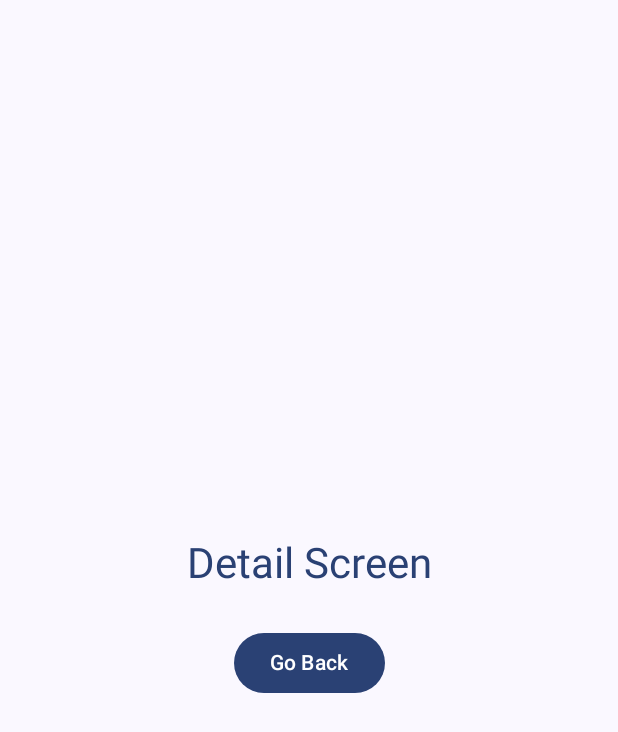
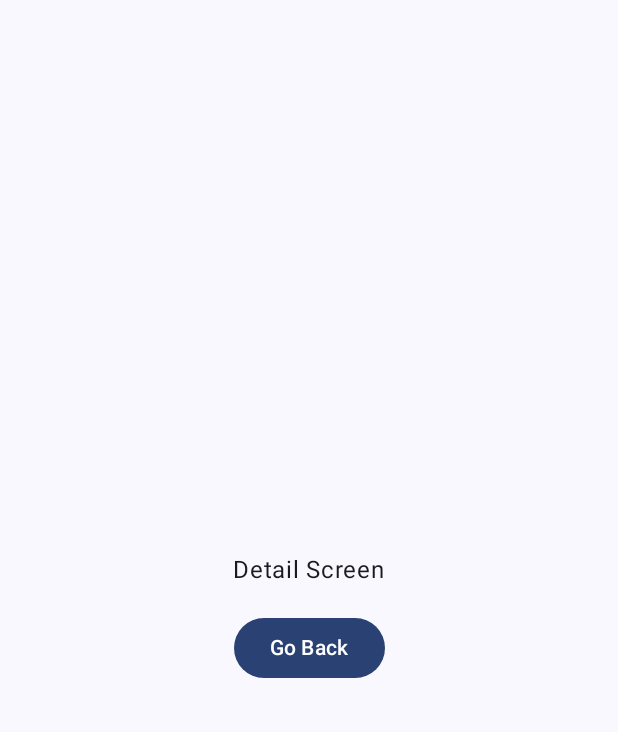
Before and after one commit to harunsy/BasicNavigation, an Android app built with Jetpack Compose: the ProfileScreen screen opened through its navigation route, after a tap on "Go to Detail", on a phone screen of 412 x 824 dp. Shown: the top 732 px of the screen. Run offline under Robolectric (Android 15) with nearby library versions, the phone set to English and light mode, and no system bars.

Commit message:
Upload BasicNavigation

```diff
--- a/app/src/main/java/com/example/basicnavigation/DetailScreen.kt
+++ b/app/src/main/java/com/example/basicnavigation/DetailScreen.kt
@@ -5,9 +5,7 @@ import androidx.compose.foundation.layout.Column
 import androidx.compose.foundation.layout.Spacer
 import androidx.compose.foundation.layout.fillMaxSize
 import androidx.compose.foundation.layout.height
-import androidx.compose.foundation.layout.padding
 import androidx.compose.material3.Button
-import androidx.compose.material3.MaterialTheme
 import androidx.compose.material3.Text
 import androidx.compose.runtime.Composable
 import androidx.compose.ui.Alignment
@@ -16,25 +14,14 @@ import androidx.compose.ui.unit.dp
 import androidx.navigation.NavController
 
 @Composable
-fun DetailScreen(
-    navController: NavController,
-    modifier: Modifier = Modifier
-) {
+fun DetailScreen(navController: NavController) {
     Column(
-        modifier = modifier
-            .fillMaxSize()
-            .padding(24.dp),
+        modifier = Modifier.fillMaxSize(),
         horizontalAlignment = Alignment.CenterHorizontally,
         verticalArrangement = Arrangement.Center
     ) {
-        Text(
-            text = "Detail Screen",
-            style = MaterialTheme.typography.headlineMedium,
-            color = MaterialTheme.colorScheme.primary
-        )
-
-        Spacer(modifier = Modifier.height(24.dp))
-
+        Text("Detail Screen")
+        Spacer(modifier = Modifier.height(16.dp))
         Button(onClick = { navController.popBackStack() }) {
             Text("Go Back")
         }
--- a/app/src/main/java/com/example/basicnavigation/HomeScreen.kt
+++ b/app/src/main/java/com/example/basicnavigation/HomeScreen.kt
@@ -4,12 +4,8 @@ import androidx.compose.foundation.layout.Arrangement
 import androidx.compose.foundation.layout.Column
 import androidx.compose.foundation.layout.Spacer
 import androidx.compose.foundation.layout.fillMaxSize
-import androidx.compose.foundation.layout.fillMaxWidth
 import androidx.compose.foundation.layout.height
-import androidx.compose.foundation.layout.padding
 import androidx.compose.material3.Button
-import androidx.compose.material3.MaterialTheme
-import androidx.compose.material3.OutlinedButton
 import androidx.compose.material3.Text
 import androidx.compose.runtime.Composable
 import androidx.compose.ui.Alignment
@@ -18,39 +14,16 @@ import androidx.compose.ui.unit.dp
 import androidx.navigation.NavController
 
 @Composable
-fun HomeScreen(
-    navController: NavController,
-    modifier: Modifier = Modifier
-) {
+fun HomeScreen(navController: NavController) {
     Column(
-        modifier = modifier
-            .fillMaxSize()
-            .padding(24.dp),
+        modifier = Modifier.fillMaxSize(),
         horizontalAlignment = Alignment.CenterHorizontally,
         verticalArrangement = Arrangement.Center
     ) {
-        Text(
-            text = "Home Screen",
-            style = MaterialTheme.typography.headlineMedium,
-            color = MaterialTheme.colorScheme.primary
-        )
-
-        Spacer(modifier = Modifier.height(24.dp))
-
-        Button(
-            onClick = { navController.navigate(Profile) },
-            modifier = Modifier.fillMaxWidth(0.7f)
-        ) {
+        Text("Home Screen")
+        Spacer(modifier = Modifier.height(16.dp))
+        Button(onClick = { navController.navigate(Profile) }) {
             Text("Go to Profile")
-        }
-
-        Spacer(modifier = Modifier.height(12.dp))
-
-        OutlinedButton(
-            onClick = { navController.navigate(OrderForm) },
-            modifier = Modifier.fillMaxWidth(0.7f)
-        ) {
-            Text("Formulir Pesanan (Praktik 2)")
         }
     }
 }
--- a/app/src/main/java/com/example/basicnavigation/MainActivity.kt
+++ b/app/src/main/java/com/example/basicnavigation/MainActivity.kt
@@ -22,7 +22,7 @@ class MainActivity : ComponentActivity() {
         setContent {
             BasicNavigationTheme {
                 Scaffold(modifier = Modifier.fillMaxSize()) { innerPadding ->
-                    MainScreen(modifier = Modifier.padding(innerPadding))
+                    BasicNavigationApp(modifier = Modifier.padding(innerPadding))
                 }
             }
         }
@@ -30,29 +30,22 @@ class MainActivity : ComponentActivity() {
 }
 
 @Composable
-fun MainScreen(modifier: Modifier = Modifier) {
+fun BasicNavigationApp(modifier: Modifier = Modifier) {
     val navController = rememberNavController()
     NavHost(
         navController = navController,
         startDestination = Home,
         modifier = modifier
     ) {
-        // Layar Home (Praktik 1)
         composable<Home> {
             HomeScreen(navController = navController)
         }
-        // Layar Profile (Praktik 1)
         composable<Profile> {
-            ProfileScreen(
-                navController = navController,
-                onNavigateToDetail = { navController.navigate(Detail) }
-            )
+            ProfileScreen(navController = navController)
         }
-        // Layar Detail (Praktik 1)
         composable<Detail> {
             DetailScreen(navController = navController)
         }
-        // Layar Formulir Pesanan (Praktik 2)
         composable<OrderForm> {
             OrderFormScreen(
                 navController = navController,
@@ -63,7 +56,6 @@ fun MainScreen(modifier: Modifier = Modifier) {
                 }
             )
         }
-        // Layar Detail Pesanan (Praktik 2)
         composable<OrderDetails> { backStackEntry ->
             val args = backStackEntry.toRoute<OrderDetails>()
             OrderDetailsScreen(
--- a/app/src/main/java/com/example/basicnavigation/ProfileScreen.kt
+++ b/app/src/main/java/com/example/basicnavigation/ProfileScreen.kt
@@ -5,10 +5,7 @@ import androidx.compose.foundation.layout.Column
 import androidx.compose.foundation.layout.Spacer
 import androidx.compose.foundation.layout.fillMaxSize
 import androidx.compose.foundation.layout.height
-import androidx.compose.foundation.layout.padding
 import androidx.compose.material3.Button
-import androidx.compose.material3.MaterialTheme
-import androidx.compose.material3.OutlinedButton
 import androidx.compose.material3.Text
 import androidx.compose.runtime.Composable
 import androidx.compose.ui.Alignment
@@ -17,33 +14,19 @@ import androidx.compose.ui.unit.dp
 import androidx.navigation.NavController
 
 @Composable
-fun ProfileScreen(
-    navController: NavController,
-    onNavigateToDetail: () -> Unit,
-    modifier: Modifier = Modifier
-) {
+fun ProfileScreen(navController: NavController) {
     Column(
-        modifier = modifier
-            .fillMaxSize()
-            .padding(24.dp),
+        modifier = Modifier.fillMaxSize(),
         horizontalAlignment = Alignment.CenterHorizontally,
         verticalArrangement = Arrangement.Center
     ) {
-        Text(
-            text = "Profile Screen",
-            style = MaterialTheme.typography.headlineMedium,
-            color = MaterialTheme.colorScheme.primary
-        )
-
-        Spacer(modifier = Modifier.height(24.dp))
-
-        Button(onClick = onNavigateToDetail) {
+        Text("Profile Screen")
+        Spacer(modifier = Modifier.height(16.dp))
+        Button(onClick = { navController.navigate(Detail) }) {
             Text("Go to Detail")
         }
-
         Spacer(modifier = Modifier.height(12.dp))
-
-        OutlinedButton(onClick = { navController.popBackStack() }) {
+        Button(onClick = { navController.popBackStack() }) {
             Text("Go Back")
         }
     }
```
